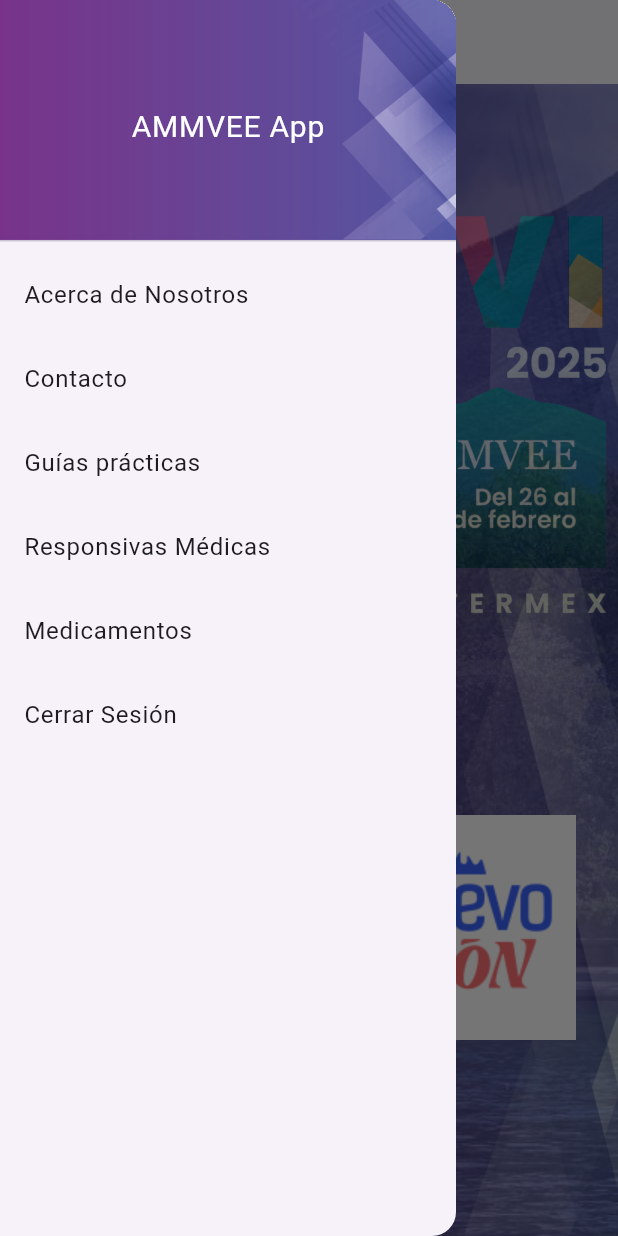
After one commit to StonehengeMP/ammvee, a Flutter app: the mainScreenBM screen opened directly, with the side drawer open, on a phone screen of 412 x 824 dp. The commit adds this screen. Run offline on Flutter 3.47's test engine with Material 3 defaults, Android fonts, the phone set to English and light mode, and no system bars; our stand-ins replace animated_splash_screen, firebase_auth, firebase_core, flutter_spinkit, page_transition; missing offline and left inert: pdfx; accounts and stored records are empty.

Commit message:
New dart file:  -mainScreenBM
New assests:
 -logoMainscreen
 -monterrey
 -monterreyLogo
 -nuevoleonLogo
 -purpleBackGround

```diff
--- a/lib/acercaDeNosotros.dart
+++ b/lib/acercaDeNosotros.dart
@@ -1,5 +1,6 @@
 import 'package:ammvee_release/addOns/isLoading.dart';
 import 'package:ammvee_release/addOns/themeColors.dart';
+import 'package:ammvee_release/mainScreenBM.dart';
 import 'initialMenu.dart';
 import 'package:flutter/material.dart';
 import 'package:ammvee_release/addOns/themeColors.dart';
@@ -30,7 +31,7 @@ class _acercaDeNosotrosState extends State<acercaDeNosotros> {
                   context,
                   MaterialPageRoute(
                     builder: (context) {
-                      return initialMenu(pageContext: widget.pageContext);
+                      return mainScreenBM(pageContext: widget.pageContext);
                     },
                   ),
                 );
--- a/lib/guiasPracticas.dart
+++ b/lib/guiasPracticas.dart
@@ -1,6 +1,7 @@
 import 'package:ammvee_release/addOns/itemCards.dart';
 import 'package:ammvee_release/addOns/themeColors.dart';
 import 'package:ammvee_release/addOns/viewAPDF.dart';
+import 'package:ammvee_release/mainScreenBM.dart';
 import 'package:flutter/gestures.dart';
 import 'package:flutter/material.dart';
 import 'initialMenu.dart';
@@ -30,7 +31,7 @@ class _guiasPracticasState extends State<guiasPracticas> {
                 context,
                 MaterialPageRoute(
                   builder: (context) {
-                    return initialMenu(pageContext: widget.pageContext);
+                    return mainScreenBM(pageContext: widget.pageContext);
                   },
                 ),
               );
--- /dev/null
+++ b/lib/mainScreenBM.dart
@@ -0,0 +1,261 @@
+import 'package:ammvee_release/contacto.dart';
+import 'package:ammvee_release/guiasPracticas.dart';
+import 'package:ammvee_release/initialMenu.dart';
+import 'package:ammvee_release/logIn.dart';
+import 'package:ammvee_release/responsivasMedicas.dart';
+import 'package:firebase_auth/firebase_auth.dart';
+import 'package:flutter/material.dart';
+import 'acercaDeNosotros.dart';
+import 'addOns/themeColors.dart';
+
+class mainScreenBM extends StatefulWidget {
+  mainScreenBM({Key? key, required this.pageContext}) : super(key: key);
+  bool pageContext;
+
+  @override
+  State<mainScreenBM> createState() => _mainScreenBMState();
+}
+
+class _mainScreenBMState extends State<mainScreenBM> {
+
+  late String exitMode;
+
+
+  @override
+  void initState() {
+    super.initState();
+    if (widget.pageContext == true) {
+      exitMode = "Regresar a Iniciar Sesión";
+    } else {
+      exitMode = "Cerrar Sesión";
+    }
+  }
+
+  @override
+  Widget build(BuildContext context) {
+    return Scaffold(
+      appBar: AppBar(
+        backgroundColor: Colors.white,
+        elevation: 1,
+        centerTitle: true,
+        title: Row(
+          mainAxisAlignment: MainAxisAlignment.center,
+          mainAxisSize: MainAxisSize.min,
+          children: [
+            Image.asset('assets/logo.png',
+                height: MediaQuery.of(context).size.height * 0.03),
+          ],
+        ),
+        actions: <Widget>[
+          Opacity(
+            opacity: 0,
+            child: IconButton(
+              onPressed: () {},
+              icon:
+              const Icon(Icons.people_alt_sharp, color: Colors.white),
+            ),
+          ),
+        ],
+      ),
+      drawer: Drawer(
+              child: ListView(
+                padding: EdgeInsets.zero,
+                children: <Widget>[
+                  const DrawerHeader(
+                    decoration: BoxDecoration(
+                      color: kBlack,
+                      image: DecorationImage(
+                          image: ExactAssetImage("assets/PurpleBackGroundEdit.png"), fit: BoxFit.fill
+                      )
+                    ),
+                    child: Center(
+                      child: Row(
+                        mainAxisAlignment: MainAxisAlignment.center,
+                        children: [
+                          Text(
+                            "AMMVEE App",
+                            style: TextStyle(
+                              color: Colors.white,
+                              fontSize: 20,
+                            ),
+                          ),
+                        ],
+                      ),
+                    ),
+                  ),
+                  ListTile(
+                    title: const Text('Acerca de Nosotros'),
+                    onTap: () {
+                      Navigator.push(
+                        context,
+                        MaterialPageRoute(
+                          builder: (context) {
+                            return acercaDeNosotros(pageContext: widget.pageContext);
+                          },
+                        ),
+                      );
+                    }
+                  ),
+                  ListTile(
+                    title: Text('Contacto'),
+                    onTap: () {
+                      Navigator.push(
+                        context,
+                        MaterialPageRoute(
+                          builder: (context) {
+                            return Contacto(pageContext: widget.pageContext);
+                          },
+                        ),
+                      );
+                    },
+                  ),
+                  ListTile(
+                    title: Text('Guías prácticas'),
+                    onTap: () {
+                      Navigator.push(
+                        context,
+                        MaterialPageRoute(
+                          builder: (context) {
+                            return guiasPracticas(pageContext: widget.pageContext);
+                          },
+                        ),
+                      );
+                    },
+                  ),
+                  ListTile(
+                    title: Text('Responsivas Médicas'),
+                    onTap: () {
+                      Navigator.push(
+                        context,
+                        MaterialPageRoute(
+                          builder: (context) {
+                            return responsivasMedicas(pageContext: widget.pageContext);
+                          },
+                        ),
+                      );
+                    },
+                  ),
+                  ListTile(
+                    title: Text('Medicamentos'),
+                    onTap: () {
+                      Navigator.push(
+                        context,
+                        MaterialPageRoute(
+                          builder: (context) {
+                            return initialMenu(pageContext: widget.pageContext);
+                          },
+                        ),
+                      );
+                    },
+                  ),
+                  ListTile(
+                    title: Text(exitMode),
+                    onTap: () {
+                      showAlertDialog(context);
+                    },
+                  ),
+                ],
+              ),
+            ),
+      body: Container(
+        height: MediaQuery.of(context).size.height* 0.98,
+        width: MediaQuery.of(context).size.width,
+        child: Stack(
+          fit: StackFit.expand,
+            children: <Widget>[
+              Container(
+                height: MediaQuery.of(context).size.height,
+                width: MediaQuery.of(context).size.width,
+                child: Image.asset('assets/PurpleBackGroundEdit.png', fit: BoxFit.fill),
+              ),
+              Align(
+                alignment: Alignment.topCenter,
+                child: Container(
+                  padding: EdgeInsets.only(
+                      top: MediaQuery.of(context).size.height * 0.1,
+                      right: MediaQuery.of(context).size.width * 0.02,
+                      left: MediaQuery.of(context).size.width * 0.02
+                  ),
+                  child: Image.asset('assets/logoMainScreenEdit.png', fit: BoxFit.cover,)
+                ),
+              ),
+              Container(
+                height: MediaQuery.of(context).size.height,
+                width: MediaQuery.of(context).size.width,
+                child: Image.asset('assets/monterrey.png', fit: BoxFit.fitHeight),
+              ),
+              Align(
+                alignment: Alignment.bottomLeft,
+                child: Row(
+                  children: [
+                    Container(
+                      height: MediaQuery.of(context).size.height* 0.5,
+                      width: MediaQuery.of(context).size.width * 0.5,
+                      child: Image.asset('assets/monterreyLogo.png'),
+                    ),
+                    Container(
+                      height: MediaQuery.of(context).size.height* 0.5,
+                      width: MediaQuery.of(context).size.width* 0.5,
+                      child: Image.asset('assets/nuevoLeonLogo.png'),
+                    ),
+                  ],
+                ),
+              )
+            ],
+          ),
+      ),
+    );
+  }
+  showAlertDialog(BuildContext context) {
+    // set up the buttons
+    if (widget.pageContext == true) {
+      Navigator.push(
+        context,
+        MaterialPageRoute(
+          builder: (context) {
+            return logIn();
+          },
+        ),
+      );
+    } else {
+      Widget cancelButton = TextButton(
+        child: const Text("Permancer"),
+        onPressed: () {
+          Navigator.of(context).pop(); // dismiss dialog
+        },
+      );
+      Widget continueButton = TextButton(
+        child: const Text("Cerrar Sesion"),
+        onPressed: () async {
+          await FirebaseAuth.instance.signOut();
+          Navigator.push(
+            context,
+            MaterialPageRoute(
+              builder: (context) {
+                return logIn();
+              },
+            ),
+          );
+        },
+      );
+
+      // set up the AlertDialog
+      AlertDialog alert = AlertDialog(
+        title: const Text("AMMVEE"),
+        content: const Text("Quieres cerrar sesion?"),
+        actions: [
+          cancelButton,
+          continueButton,
+        ],
+      );
+
+      // show the dialog
+      showDialog(
+        context: context,
+        builder: (BuildContext context) {
+          return alert;
+        },
+      );
+    }
+  }
+}
--- a/lib/responsivasMedicas.dart
+++ b/lib/responsivasMedicas.dart
@@ -1,6 +1,7 @@
 import 'package:ammvee_release/addOns/itemCards.dart';
 import 'package:ammvee_release/addOns/themeColors.dart';
 import 'package:ammvee_release/addOns/viewAPDF.dart';
+import 'package:ammvee_release/mainScreenBM.dart';
 import 'package:flutter/gestures.dart';
 import 'package:flutter/material.dart';
 import 'initialMenu.dart';
@@ -30,7 +31,7 @@ class _responsivasMedicasState extends State<responsivasMedicas> {
                 context,
                 MaterialPageRoute(
                   builder: (context) {
-                    return initialMenu(pageContext: widget.pageContext);
+                    return mainScreenBM(pageContext: widget.pageContext);
                   },
                 ),
               );
```
Also changed, not shown: lib/addOns/bodyLog.dart (+4 -3 lines), lib/contacto.dart (+15 -15 lines), lib/initialMenu.dart (+20 -144 lines), assets/PurpleBackGroundEdit.png (added), assets/logoMainScreenEdit.png (added), assets/monterrey.png (added), assets/monterreyLogo.png (added), assets/nuevoLeonLogo.png (added).
